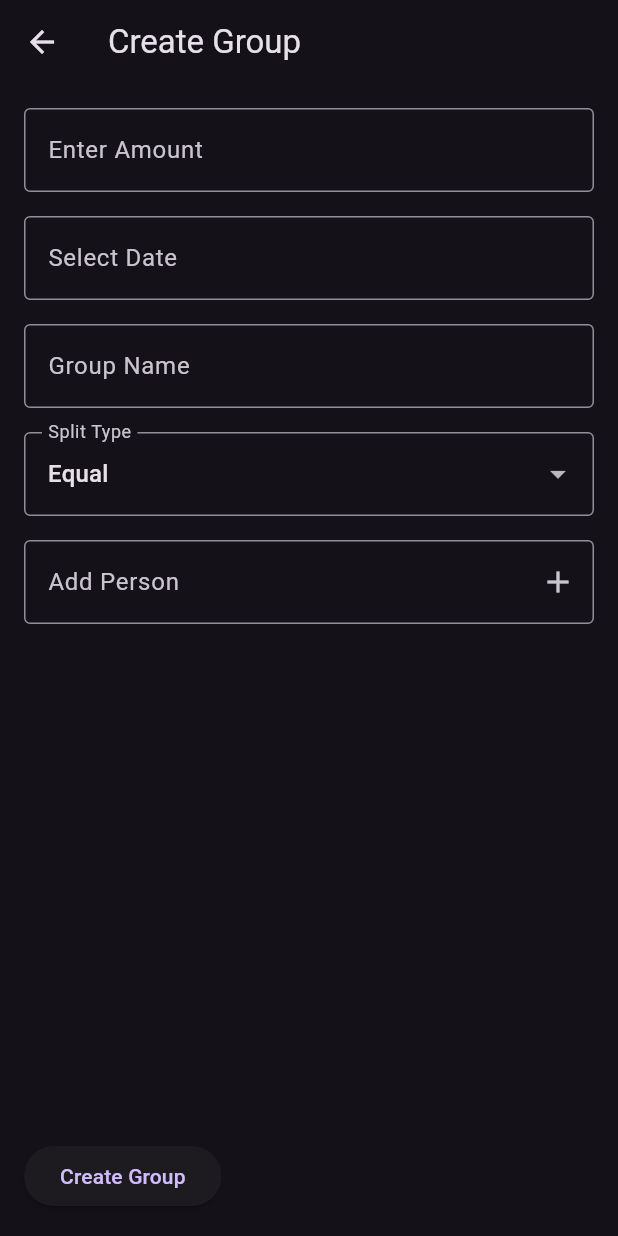
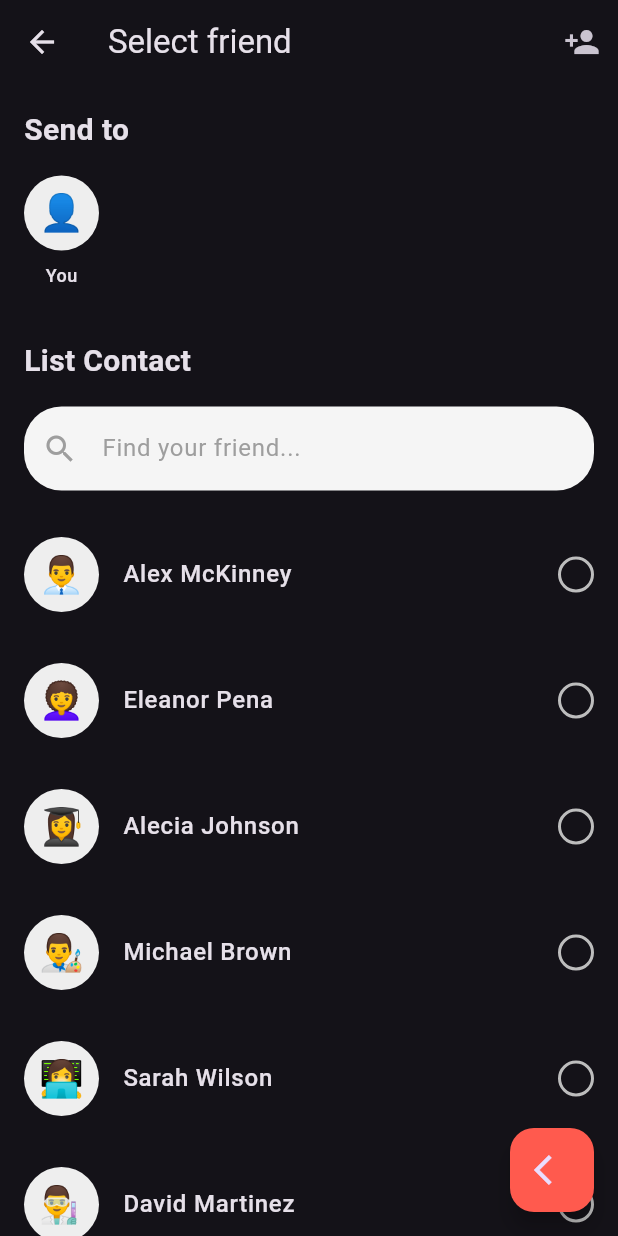
Before and after one commit to rohitranjan753/spendeex, a Flutter app: the CreateGroupScreen screen opened by its route, on a phone screen of 412 x 824 dp. Run offline on Flutter 3.47's test engine with Material 3 defaults, Android fonts, the phone set to English and light mode, and no system bars; our stand-ins replace cloud_firestore, firebase_auth, firebase_core, fl_chart, google_nav_bar, google_sign_in; accounts and stored records are empty.

Commit message:
Added create group

```diff
--- /dev/null
+++ b/spendeex/lib/presentation/screens/category_chip.dart
@@ -0,0 +1,81 @@
+import 'package:flutter/material.dart';
+
+class CategoryItem {
+  final String title;
+  final String emoji;
+
+  CategoryItem({required this.title, required this.emoji});
+}
+
+// Alternative implementation using Flutter's built-in widgets
+class AlternativeCategoryWidget extends StatefulWidget {
+  @override
+  _AlternativeCategoryWidgetState createState() => _AlternativeCategoryWidgetState();
+}
+
+class _AlternativeCategoryWidgetState extends State<AlternativeCategoryWidget> {
+  String? selectedCategory;
+
+  final List<CategoryItem> categories = [
+    CategoryItem(title: 'Trip', emoji: '✈️'),
+    CategoryItem(title: 'Family', emoji: '👨‍👩‍👧‍👦'),
+    CategoryItem(title: 'Couple', emoji: '👫'),
+    CategoryItem(title: 'Event', emoji: '🎂'),
+    CategoryItem(title: 'Project', emoji: '🏢'),
+    CategoryItem(title: 'Other', emoji: '🍀'),
+  ];
+
+  @override
+  Widget build(BuildContext context) {
+return
+       Column(
+        crossAxisAlignment: CrossAxisAlignment.start,
+        children: [
+          Text(
+            'Category',
+            style: TextStyle(
+              fontSize: 24,
+              fontWeight: FontWeight.w600,
+              color: Colors.grey.shade800,
+            ),
+          ),
+          SizedBox(height: 20),
+          // Using FilterChip widgets
+          Wrap(
+            spacing: 12.0,
+            runSpacing: 12.0,
+            children: categories.map((category) {
+              return FilterChip(
+                label: Row(
+                  mainAxisSize: MainAxisSize.min,
+                  children: [
+                    Text(category.title),
+                    SizedBox(width: 8),
+                    Text(category.emoji),
+                  ],
+                ),
+                selected: selectedCategory == category.title,
+                onSelected: (bool selected) {
+                  setState(() {
+                    selectedCategory = selected ? category.title : null;
+                  });
+                },
+                backgroundColor: Colors.white,
+                selectedColor: Colors.orange,
+                checkmarkColor: Colors.deepPurpleAccent,
+                side: BorderSide(
+                  color: selectedCategory == category.title
+                      ? Colors.orange.shade300
+                      : Colors.grey.shade300,
+                ),
+                shape: RoundedRectangleBorder(
+                  borderRadius: BorderRadius.circular(25),
+                ),
+              );
+            }).toList(),
+          ),
+        ],
+      );
+
+  }
+}
--- a/spendeex/lib/presentation/screens/create_group_screen.dart
+++ b/spendeex/lib/presentation/screens/create_group_screen.dart
@@ -1,4 +1,7 @@
+import 'package:flutter/foundation.dart';
 import 'package:flutter/material.dart';
+import 'package:spendeex/presentation/screens/category_chip.dart';
+import 'package:spendeex/presentation/screens/select_friend.dart';
 
 class CreateGroupScreen extends StatefulWidget {
   @override
@@ -6,126 +9,78 @@ class CreateGroupScreen extends StatefulWidget {
 }
 
 class _CreateGroupScreenState extends State<CreateGroupScreen> {
-  final TextEditingController _groupNameController = TextEditingController();
-  final TextEditingController _amountController = TextEditingController();
-  final TextEditingController _dateController = TextEditingController();
-  final TextEditingController _personController = TextEditingController();
-  final List<String> _people = [];
-  String _selectedSplitType = 'Equal';
+  String? selectedCategory;
+  bool firstPage = false;
 
-  void _addPerson(String name) {
-    if (name.isNotEmpty) {
-      setState(() {
-        _people.add(name);
-      });
-    }
-  }
-
-  void _removePerson(int index) {
-    setState(() {
-      _people.removeAt(index);
-    });
-  }
+  final List<CategoryItem> categories = [
+    CategoryItem(title: 'Trip', emoji: '✈️'),
+    CategoryItem(title: 'Family', emoji: '👨‍👩‍👧‍👦'),
+    CategoryItem(title: 'Couple', emoji: '👫'),
+    CategoryItem(title: 'Event', emoji: '🎂'),
+    CategoryItem(title: 'Project', emoji: '🏢'),
+    CategoryItem(title: 'Other', emoji: '🍀'),
+  ];
 
   @override
   Widget build(BuildContext context) {
     return Scaffold(
       appBar: AppBar(
-        title: Text('Create Group'),
+        title: firstPage ? Text('Create Group') : Text('Select friend'),
+        actions: [IconButton(icon: Icon(Icons.person_add), onPressed: () {})],
       ),
-      body: Padding(
-        padding: const EdgeInsets.all(16.0),
+
+      body:
+          firstPage
+              ? SingleChildScrollView(
+                child: Padding(
+                  padding: const EdgeInsets.all(8.0),
                   child: Column(
                     crossAxisAlignment: CrossAxisAlignment.start,
+                    mainAxisSize: MainAxisSize.min,
                     children: [
+                      Title(
+                        color: const Color.fromARGB(255, 255, 90, 78),
+                        child: Text('Title'),
+                      ),
                       TextField(
-              controller: _amountController,
                         decoration: InputDecoration(
-                labelText: 'Enter Amount',
+                          hintText: 'Enter Title',
                           border: OutlineInputBorder(),
                         ),
                       ),
-            // Calendar
-            SizedBox(height: 16),
+                      Title(
+                        color: const Color.fromARGB(255, 255, 90, 78),
+                        child: Text('Description'),
+                      ),
                       TextField(
-              controller: _dateController,
                         decoration: InputDecoration(
-                labelText: 'Select Date',
-                border: OutlineInputBorder(),
-              ),
-              readOnly: true,
-              onTap: () {
-                showDatePicker(
-                  context: context,
-                  initialDate: DateTime.now(),
-                  firstDate: DateTime(2000),
-                  lastDate: DateTime(2101),
-                );
-              },
-            ),
-            SizedBox(height: 16),
-            TextField(
-              controller: _groupNameController,
-              decoration: InputDecoration(
-                labelText: 'Group Name',
+                          hintText: 'Enter Description',
                           border: OutlineInputBorder(),
                         ),
                       ),
-            SizedBox(height: 16),
-            DropdownButtonFormField<String>(
-              value: _selectedSplitType,
-              items: ['Equal', 'Percentage', 'Custom']
-                  .map((type) => DropdownMenuItem(
-                        value: type,
-                        child: Text(type),
-                      ))
-                  .toList(),
-              onChanged: (value) {
+                      Title(
+                        color: const Color.fromARGB(255, 255, 90, 78),
+                        child: Text('Title'),
+                      ),
+                      Title(color: Colors.red, child: Text('Category')),
+                      AlternativeCategoryWidget(),
+                      // Calenda
+                    ],
+                  ),
+                ),
+              )
+              : SelectFriendsWidget(),
+      floatingActionButton: FloatingActionButton(
+        onPressed: () {
           setState(() {
-                  _selectedSplitType = value!;
+            firstPage = !firstPage;
           });
         },
-              decoration: InputDecoration(
-                labelText: 'Split Type',
-                border: OutlineInputBorder(),
-              ),
-            ),
-            SizedBox(height: 16),
-            TextField(
-              onSubmitted: _addPerson,
-              decoration: InputDecoration(
-                labelText: 'Add Person',
-                border: OutlineInputBorder(),
-                suffixIcon: Icon(Icons.add),
-              ),
-            ),
-            SizedBox(height: 16),
-            Expanded(
-              child: ListView.builder(
-                itemCount: _people.length,
-                itemBuilder: (context, index) {
-                  return ListTile(
-                    title: Text(_people[index]),
-                    trailing: IconButton(
-                      icon: Icon(Icons.remove_circle),
-                      onPressed: () => _removePerson(index),
-                    ),
-                  );
-                },
-              ),
-            ),
-            SizedBox(height: 16),
-            ElevatedButton(
-              onPressed: () {
-                // Handle group creation logic here
-                print('Group Name: ${_groupNameController.text}');
-                print('Split Type: $_selectedSplitType');
-                print('People: $_people');
-              },
-              child: Text('Create Group'),
-            ),
-          ],
-        ),
+        child:
+            firstPage
+                ? Icon(Icons.arrow_forward_ios)
+                : Icon(Icons.arrow_back_ios),
+        backgroundColor: const Color.fromARGB(255, 255, 90, 78),
       ),
     );
   }
--- /dev/null
+++ b/spendeex/lib/presentation/screens/select_friend.dart
@@ -0,0 +1,331 @@
+import 'package:flutter/material.dart';
+
+class SelectFriendsWidget extends StatefulWidget {
+  final List<Friend>? initialFriends;
+  final List<Friend>? preSelectedFriends;
+  final Function(List<Friend>)? onSelectionChanged;
+  final bool showAppBar;
+  final String? title;
+  final VoidCallback? onBackPressed;
+
+  const SelectFriendsWidget({
+    Key? key,
+    this.initialFriends,
+    this.preSelectedFriends,
+    this.onSelectionChanged,
+    this.showAppBar = true,
+    this.title = 'Select Your Friends',
+    this.onBackPressed,
+  }) : super(key: key);
+
+  @override
+  _SelectFriendsWidgetState createState() => _SelectFriendsWidgetState();
+}
+
+class _SelectFriendsWidgetState extends State<SelectFriendsWidget> {
+  List<Friend> selectedFriends = [];
+  List<Friend> allFriends = [];
+  List<Friend> filteredFriends = [];
+  TextEditingController searchController = TextEditingController();
+
+  @override
+  void initState() {
+    super.initState();
+
+    // Initialize friends list
+    allFriends = widget.initialFriends ?? [
+      Friend(id: '1', name: 'Alex McKinney', avatar: '👨‍💼'),
+      Friend(id: '2', name: 'Eleanor Pena', avatar: '👩‍🦱'),
+      Friend(id: '3', name: 'Alecia Johnson', avatar: '👩‍🎓'),
+      Friend(id: '4', name: 'Michael Brown', avatar: '👨‍🎨'),
+      Friend(id: '5', name: 'Sarah Wilson', avatar: '👩‍💻'),
+      Friend(id: '6', name: 'David Martinez', avatar: '👨‍🔬'),
+      Friend(id: '7', name: 'Lisa Anderson', avatar: '👩‍🍳'),
+      Friend(id: '8', name: 'James Taylor', avatar: '👨‍🎤'),
+    ];
+
+    filteredFriends = allFriends;
+
+    // Initialize selected friends
+    selectedFriends = widget.preSelectedFriends?.toList() ?? [];
+
+    // Add "You" as the first selected friend if not already present
+    if (!selectedFriends.any((f) => f.id == '0')) {
+      selectedFriends.insert(0, Friend(id: '0', name: 'You', avatar: '👤'));
+    }
+  }
+
+  void toggleFriendSelection(Friend friend) {
+    setState(() {
+      if (selectedFriends.any((f) => f.id == friend.id)) {
+        selectedFriends.removeWhere((f) => f.id == friend.id);
+      } else {
+        selectedFriends.add(friend);
+      }
+      // Notify parent widget of selection change
+      widget.onSelectionChanged?.call(selectedFriends);
+    });
+  }
+
+  void removeSelectedFriend(Friend friend) {
+    setState(() {
+      selectedFriends.removeWhere((f) => f.id == friend.id);
+      // Notify parent widget of selection change
+      widget.onSelectionChanged?.call(selectedFriends);
+    });
+  }
+
+  void filterFriends(String query) {
+    setState(() {
+      if (query.isEmpty) {
+        filteredFriends = allFriends;
+      } else {
+        filteredFriends = allFriends
+            .where((friend) =>
+                friend.name.toLowerCase().contains(query.toLowerCase()))
+            .toList();
+      }
+    });
+  }
+
+  bool isFriendSelected(Friend friend) {
+    return selectedFriends.any((f) => f.id == friend.id);
+  }
+
+  @override
+  Widget build(BuildContext context) {
+ return Scaffold(
+   body: Column(
+          crossAxisAlignment: CrossAxisAlignment.start,
+          children: [
+            // Selected Friends Section
+            if (selectedFriends.isNotEmpty) ...[
+              Container(
+                height: 170,
+                child: Padding(
+                  padding: const EdgeInsets.all(16.0),
+                  child: Column(
+                    crossAxisAlignment: CrossAxisAlignment.start,
+                    children: [
+                      Text(
+                        'Send to',
+                        style: TextStyle(
+                          fontSize: 20,
+                          fontWeight: FontWeight.w600,
+
+                        ),
+                      ),
+                      SizedBox(height: 16),
+                      Container(
+                        height: 90,
+                        child: ListView.builder(
+                          scrollDirection: Axis.horizontal,
+                          itemCount: selectedFriends.length,
+                          itemBuilder: (context, index) {
+                            Friend friend = selectedFriends[index];
+                            bool canRemove = friend.id != '0'; // Can't remove "You"
+
+                            return Container(
+                              margin: EdgeInsets.only(right: 16),
+                              child: Column(
+                                children: [
+                                  Stack(
+                                    children: [
+                                      Container(
+                                        width: 50,
+                                        height: 50,
+                                        decoration: BoxDecoration(
+                                          shape: BoxShape.circle,
+                                          color: Colors.grey.shade200,
+                                        ),
+                                        child: Center(
+                                          child: Text(
+                                            friend.avatar,
+                                            style: TextStyle(fontSize: 24),
+                                          ),
+                                        ),
+                                      ),
+                                      if (canRemove)
+                                        Positioned(
+                                          top: -4,
+                                          right: -4,
+                                          child: GestureDetector(
+                                            onTap: () => removeSelectedFriend(friend),
+                                            child: Container(
+                                              width: 20,
+                                              height: 20,
+                                              decoration: BoxDecoration(
+                                                color: Colors.grey.shade400,
+                                                shape: BoxShape.circle,
+                                              ),
+                                              child: Icon(
+                                                Icons.close,
+                                                size: 14,
+                                                color: Colors.white,
+                                              ),
+                                            ),
+                                          ),
+                                        ),
+                                    ],
+                                  ),
+                                  SizedBox(height: 8),
+                                  Text(
+                                    friend.name,
+                                    style: TextStyle(
+                                      fontSize: 12,
+                                      fontWeight: FontWeight.w500,
+                                    ),
+                                    textAlign: TextAlign.center,
+                                  ),
+                                ],
+                              ),
+                            );
+                          },
+                        ),
+                      ),
+                    ],
+                  ),
+                ),
+              ),
+            ],
+
+            // List Contact Section
+            Expanded(
+              child: Column(
+                crossAxisAlignment: CrossAxisAlignment.start,
+                children: [
+                  Padding(
+                    padding: const EdgeInsets.symmetric(horizontal: 16.0),
+                    child: Text(
+                      'List Contact',
+                      style: TextStyle(
+                        fontSize: 20,
+                        fontWeight: FontWeight.w600,
+                      ),
+                    ),
+                  ),
+                  SizedBox(height: 16),
+
+                  // Search Bar
+                  Padding(
+                    padding: const EdgeInsets.symmetric(horizontal: 16.0),
+                    child: Container(
+                      decoration: BoxDecoration(
+                        color: Colors.grey.shade100,
+                        borderRadius: BorderRadius.circular(25),
+                      ),
+                      child: TextField(
+                        controller: searchController,
+                        onChanged: filterFriends,
+                        decoration: InputDecoration(
+                          hintText: 'Find your friend...',
+                          hintStyle: TextStyle(
+                            color: Colors.grey.shade500,
+                            fontSize: 16,
+                          ),
+                          prefixIcon: Icon(
+                            Icons.search,
+                            color: Colors.grey.shade500,
+                          ),
+                          border: InputBorder.none,
+                          contentPadding: EdgeInsets.symmetric(
+                            horizontal: 20,
+                            vertical: 16,
+                          ),
+                        ),
+                      ),
+                    ),
+                  ),
+                  SizedBox(height: 20),
+
+                  // Friends List
+                  Expanded(
+                    child: ListView.builder(
+                      padding: EdgeInsets.symmetric(horizontal: 16),
+                      itemCount: filteredFriends.length,
+                      itemBuilder: (context, index) {
+                        Friend friend = filteredFriends[index];
+                        bool isSelected = isFriendSelected(friend);
+
+                        return Container(
+                          margin: EdgeInsets.only(bottom: 12),
+                          child: ListTile(
+                            contentPadding: EdgeInsets.symmetric(vertical: 8),
+                            leading: Container(
+                              width: 50,
+                              height: 50,
+                              decoration: BoxDecoration(
+                                shape: BoxShape.circle,
+                                color: Colors.grey.shade200,
+                              ),
+                              child: Center(
+                                child: Text(
+                                  friend.avatar,
+                                  style: TextStyle(fontSize: 24),
+                                ),
+                              ),
+                            ),
+                            title: Text(
+                              friend.name,
+                              style: TextStyle(
+                                fontSize: 16,
+                                fontWeight: FontWeight.w500,
+                              ),
+                            ),
+                            trailing: GestureDetector(
+                              onTap: () => toggleFriendSelection(friend),
+                              child: Container(
+                                width: 24,
+                                height: 24,
+                                decoration: BoxDecoration(
+                                  shape: BoxShape.circle,
+                                  color: isSelected
+                                      ? Colors.blue
+                                      : Colors.transparent,
+                                  border: Border.all(
+                                    color: isSelected
+                                        ? Colors.blue
+                                        : Colors.grey.shade400,
+                                    width: 2,
+                                  ),
+                                ),
+                                child: isSelected
+                                    ? Icon(
+                                        Icons.check,
+                                        size: 16,
+                                        color: Colors.white,
+                                      )
+                                    : null,
+                              ),
+                            ),
+                            onTap: () => toggleFriendSelection(friend),
+                          ),
+                        );
+                      },
+                    ),
+                  ),
+                ],
+              ),
+            ),
+          ],
+        ),
+ );
+  }
+  @override
+  void dispose() {
+    searchController.dispose();
+    super.dispose();
+  }
+}
+
+class Friend {
+  final String id;
+  final String name;
+  final String avatar;
+
+  Friend({
+    required this.id,
+    required this.name,
+    required this.avatar,
+  });
+}
```
Lines whose indentation alone changed are shown as unchanged.
